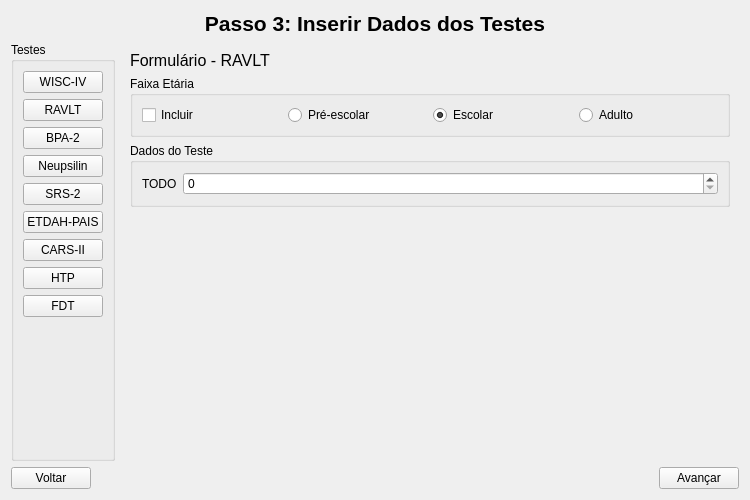
gustavohnsv/psy-R, file src/app/views/ui_files/tests_screen.ui: the form before one commit.
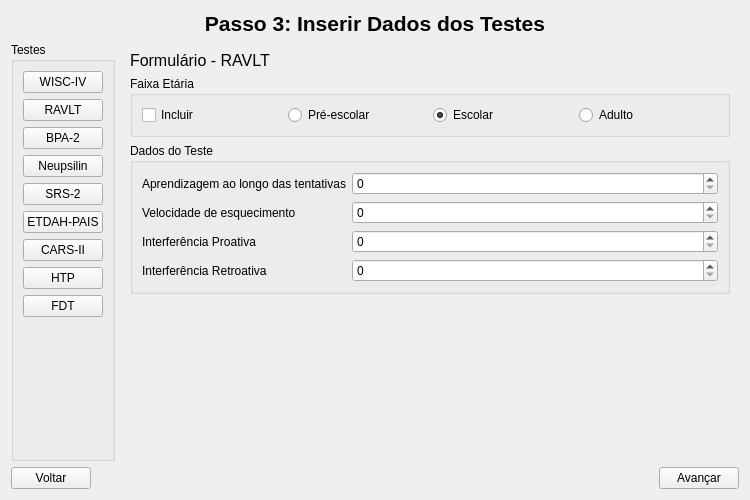
The form after the commit. The open tabs and pages were chosen to show the change.

Commit message: feat: add fields in 'tests_screen'

```diff
--- a/src/app/views/ui_files/tests_screen.ui
+++ b/src/app/views/ui_files/tests_screen.ui
@@ -445,12 +445,42 @@
             <item row="0" column="0">
              <widget class="QLabel" name="label_TODO_ravlt">
               <property name="text">
-               <string>TODO</string>
+               <string>Aprendizagem ao longo das tentativas</string>
               </property>
              </widget>
             </item>
             <item row="0" column="1">
-             <widget class="QSpinBox" name="spinBox_TODO_ravlt"/>
+             <widget class="QSpinBox" name="spinBox_r1_ravlt"/>
+            </item>
+            <item row="1" column="0">
+             <widget class="QLabel" name="label_r2_ravlt">
+              <property name="text">
+               <string>Velocidade de esquecimento</string>
+              </property>
+             </widget>
+            </item>
+            <item row="2" column="0">
+             <widget class="QLabel" name="label_r3_ravlt">
+              <property name="text">
+               <string>Interferência Proativa</string>
+              </property>
+             </widget>
+            </item>
+            <item row="3" column="0">
+             <widget class="QLabel" name="label_r4_ravlt">
+              <property name="text">
+               <string>Interferência Retroativa</string>
+              </property>
+             </widget>
+            </item>
+            <item row="1" column="1">
+             <widget class="QSpinBox" name="spinBox_r2_ravlt"/>
+            </item>
+            <item row="2" column="1">
+             <widget class="QSpinBox" name="spinBox_r3_ravlt"/>
+            </item>
+            <item row="3" column="1">
+             <widget class="QSpinBox" name="spinBox_r4_ravlt"/>
             </item>
            </layout>
           </widget>
```
Left out of the diff: 92 changed lines with no effect on the pictures. The commit also changes 1 other file.
